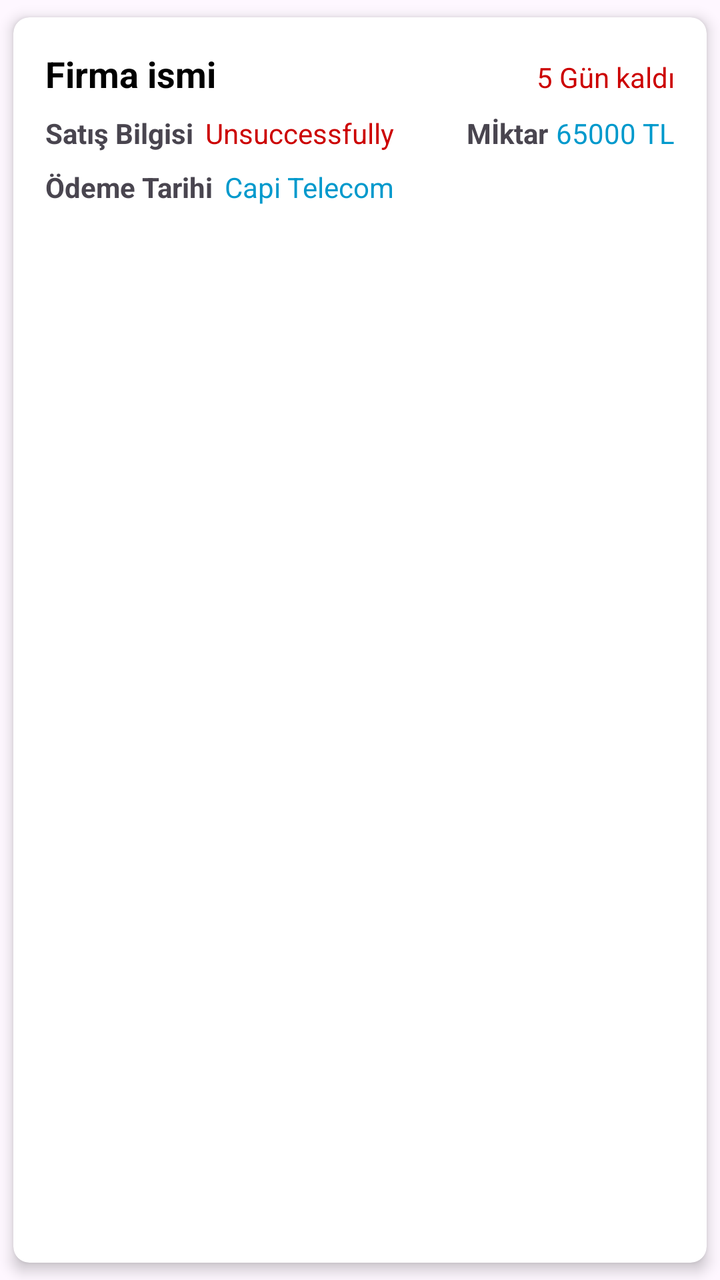
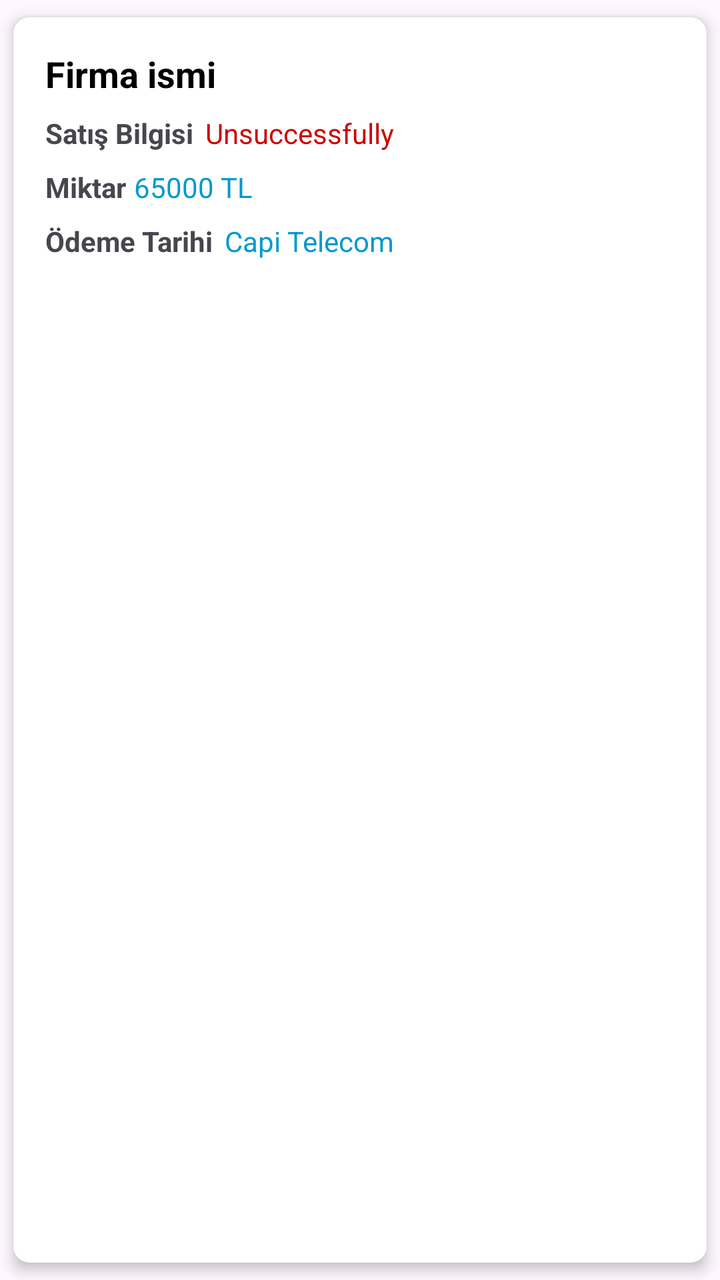

An Android layout rendered at two revisions. The XML below is the earlier revision; the diff shows what the commit changed to produce the second picture.
<!-- AndroidManifest.xml: application theme Theme.DesignExample -->
<!-- res/layout/recycler_view_card.xml -->
<androidx.cardview.widget.CardView
    xmlns:android="http://schemas.android.com/apk/res/android"
    xmlns:app="http://schemas.android.com/apk/res-auto"
    android:layout_width="match_parent"
    android:layout_height="wrap_content"
    android:layout_margin="16dp"
    app:cardCornerRadius="8dp"
    app:cardElevation="4dp"
    app:cardUseCompatPadding="true"
    app:cardPreventCornerOverlap="true">

    
    <LinearLayout
        android:layout_width="match_parent"
        android:layout_height="wrap_content"
        android:orientation="vertical"
        android:padding="16dp">

        
        <LinearLayout
            android:layout_width="match_parent"
            android:layout_height="wrap_content"
            android:orientation="horizontal">

            
            <TextView
                android:id="@+id/CompanyName"
                android:layout_width="wrap_content"
                android:layout_height="wrap_content"
                android:layout_weight="1"
                android:text="Firma ismi"
                android:textColor="@android:color/black"
                android:textSize="18sp"
                android:textStyle="bold" />

            <Space
                android:layout_width="0dp"
                android:layout_height="1dp"
                android:layout_weight="1" />

            <TextView
                android:id="@+id/kalanTarih"
                android:layout_width="wrap_content"
                android:layout_height="wrap_content"
                android:text="5 Gün kaldı"
                android:textColor="@android:color/holo_red_dark"
                android:textSize="14sp" />

        </LinearLayout>

        
        <Space
            android:layout_width="match_parent"
            android:layout_height="8dp" />

        
        <LinearLayout
            android:layout_width="match_parent"
            android:layout_height="wrap_content"
            android:orientation="horizontal">

            
            <TextView
                android:id="@+id/tvStatusLabel"
                android:layout_width="wrap_content"
                android:layout_height="wrap_content"
                android:text="Satış Bilgisi"
                android:textSize="14sp"
                android:textStyle="bold" />

            <TextView
                android:id="@+id/OdemeDurumu"
                android:layout_width="wrap_content"
                android:layout_height="wrap_content"
                android:layout_marginStart="6dp"
                android:text="Unsuccessfully"
                android:textColor="@android:color/holo_red_dark"
                android:textSize="14sp" />

            
            <Space
                android:layout_width="0dp"
                android:layout_height="1dp"
                android:layout_weight="1" />

            
            <TextView
                android:id="@+id/tvAmountLabel"
                android:layout_width="wrap_content"
                android:layout_height="wrap_content"
                android:text="Mİktar"
                android:textSize="14sp"
                android:textStyle="bold" />

            <TextView
                android:id="@+id/OdemeMiktari"
                android:layout_width="wrap_content"
                android:layout_height="wrap_content"
                android:layout_marginStart="4dp"
                android:text="65000 TL"
                android:textColor="@android:color/holo_blue_dark"
                android:textSize="14sp" />
        </LinearLayout>

        
        <Space
            android:layout_width="match_parent"
            android:layout_height="8dp" />

        
        <LinearLayout
            android:layout_width="match_parent"
            android:layout_height="wrap_content"
            android:orientation="horizontal">

            <TextView
                android:id="@+id/tvCompanyLabel"
                android:layout_width="wrap_content"
                android:layout_height="wrap_content"
                android:text="Ödeme Tarihi"
                android:textSize="14sp"
                android:textStyle="bold" />

            <TextView
                android:id="@+id/OdemeTarihi"
                android:layout_width="wrap_content"
                android:layout_height="wrap_content"
                android:layout_marginStart="6dp"
                android:text="Capi Telecom"
                android:textColor="@android:color/holo_blue_dark"
                android:textSize="14sp" />
        </LinearLayout>

    </LinearLayout>

</androidx.cardview.widget.CardView>
<!-- resources referenced by this layout -->
<resources>
  <style name="Theme.DesignExample" parent="Base.Theme.DesignExample" />
  <style name="Base.Theme.DesignExample" parent="Theme.Material3.DayNight.NoActionBar">
          
          
          <item name="android:statusBarColor">@color/black</item>
      </style>
  <color name="black">#FF000000</color>
</resources>

<!-- the commit's change to res/layout/recycler_view_card.xml (unified diff, before → after) -->
@@ -9,20 +9,17 @@
     app:cardUseCompatPadding="true"
     app:cardPreventCornerOverlap="true">
 
-    
     <LinearLayout
         android:layout_width="match_parent"
         android:layout_height="wrap_content"
         android:orientation="vertical"
         android:padding="16dp">
 
-        
         <LinearLayout
             android:layout_width="match_parent"
             android:layout_height="wrap_content"
             android:orientation="horizontal">
 
-            
             <TextView
                 android:id="@+id/CompanyName"
                 android:layout_width="wrap_content"
@@ -42,24 +39,19 @@
                 android:id="@+id/kalanTarih"
                 android:layout_width="wrap_content"
                 android:layout_height="wrap_content"
-                android:text="5 Gün kaldı"
                 android:textColor="@android:color/holo_red_dark"
                 android:textSize="14sp" />
-
         </LinearLayout>
 
-        
         <Space
             android:layout_width="match_parent"
             android:layout_height="8dp" />
 
-        
         <LinearLayout
             android:layout_width="match_parent"
             android:layout_height="wrap_content"
             android:orientation="horizontal">
 
-            
             <TextView
                 android:id="@+id/tvStatusLabel"
                 android:layout_width="wrap_content"
@@ -76,19 +68,22 @@
                 android:text="Unsuccessfully"
                 android:textColor="@android:color/holo_red_dark"
                 android:textSize="14sp" />
+        </LinearLayout>
 
-            
-            <Space
-                android:layout_width="0dp"
-                android:layout_height="1dp"
-                android:layout_weight="1" />
+        <Space
+            android:layout_width="match_parent"
+            android:layout_height="8dp" />
 
-            
+        <LinearLayout
+            android:layout_width="match_parent"
+            android:layout_height="wrap_content"
+            android:orientation="horizontal">
+
             <TextView
                 android:id="@+id/tvAmountLabel"
                 android:layout_width="wrap_content"
                 android:layout_height="wrap_content"
-                android:text="Mİktar"
+                android:text="Miktar"
                 android:textSize="14sp"
                 android:textStyle="bold" />
 
@@ -102,12 +97,10 @@
                 android:textSize="14sp" />
         </LinearLayout>
 
-        
         <Space
             android:layout_width="match_parent"
             android:layout_height="8dp" />
 
-        
         <LinearLayout
             android:layout_width="match_parent"
             android:layout_height="wrap_content"
